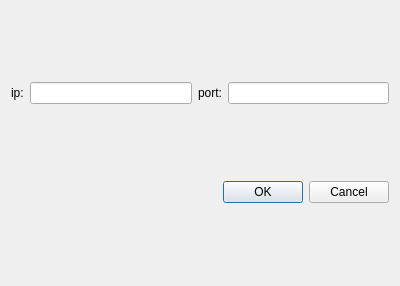
Before: the Qt Designer form logindialog.ui in sss0921/Client, drawn with Qt 5.
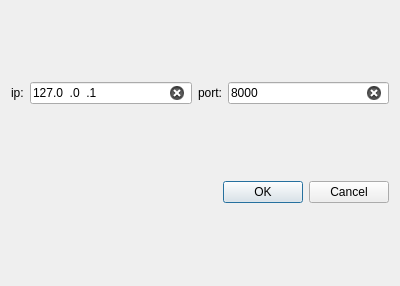
After: the same form once the commit is applied.

Commit message: Update the LogInDialog class ui

What changed in the file:
```diff
--- a/logindialog.ui
+++ b/logindialog.ui
@@ -22,7 +22,17 @@
     </widget>
    </item>
    <item row="0" column="1">
-    <widget class="QLineEdit" name="ipLineEdit"/>
+    <widget class="QLineEdit" name="ipLineEdit">
+     <property name="inputMask">
+      <string>000.000.000.000</string>
+     </property>
+     <property name="text">
+      <string>127.0.0.1</string>
+     </property>
+     <property name="clearButtonEnabled">
+      <bool>true</bool>
+     </property>
+    </widget>
    </item>
    <item row="0" column="2">
     <widget class="QLabel" name="label_2">
@@ -32,7 +42,17 @@
     </widget>
    </item>
    <item row="0" column="3">
-    <widget class="QLineEdit" name="portLineEdit"/>
+    <widget class="QLineEdit" name="portLineEdit">
+     <property name="inputMask">
+      <string>0000</string>
+     </property>
+     <property name="text">
+      <string>8000</string>
+     </property>
+     <property name="clearButtonEnabled">
+      <bool>true</bool>
+     </property>
+    </widget>
    </item>
    <item row="1" column="0" colspan="4">
     <widget class="QDialogButtonBox" name="buttonBox">
```
